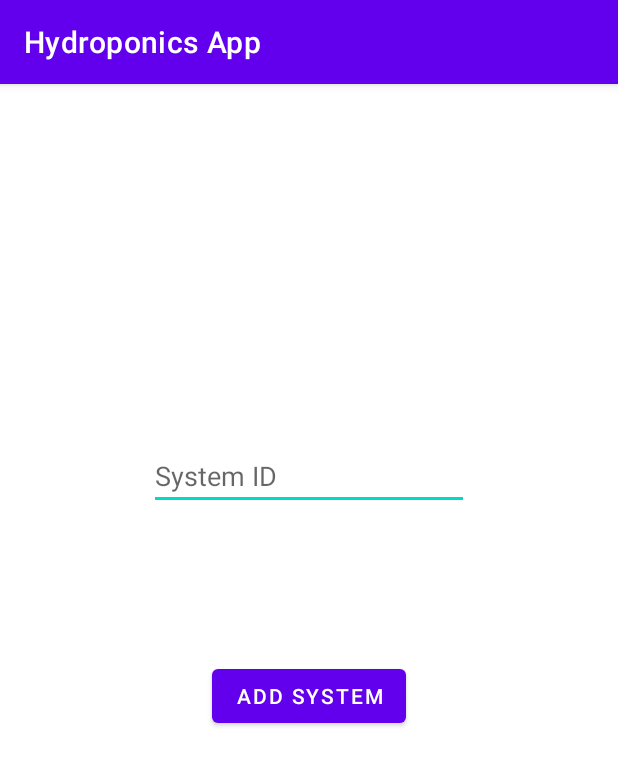
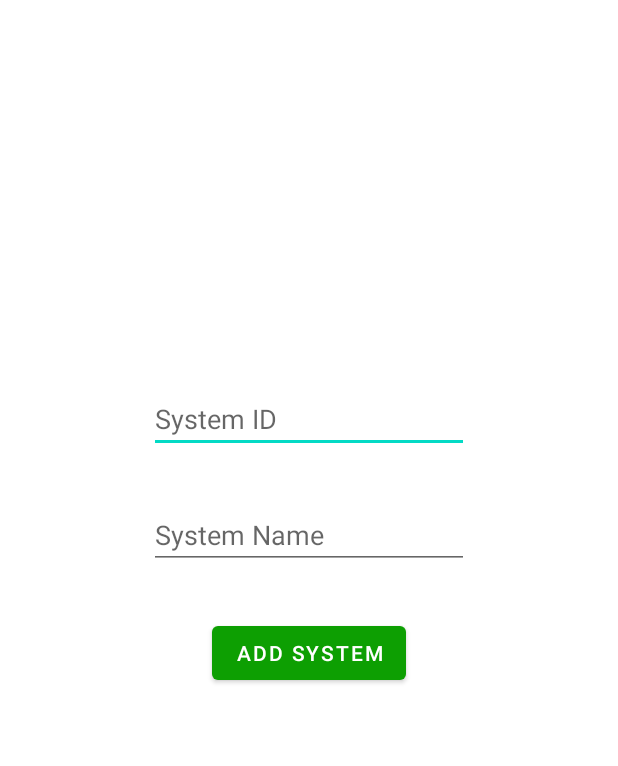
Before and after one commit to EvanY14/NextGen-Hydroponics-Indoor, an Android app: the AddSystemActivity screen opened directly, with no data from a screen before it, on a phone screen of 412 x 824 dp. Shown: the top 766 px of the screen. Run offline under Robolectric (Android 15) with nearby library versions, the phone set to English and light mode, and no system bars; our stand-ins replace Firebase (no records; nobody signed in at launch, a user with empty details on screens opened directly).

Commit message:
Updated color scheme and app icon
Changed colors from black and purple to green and white to fit the theme of the app better. Also changed the icon to the NextGen logo

```diff
--- a/HydroponicsApp/app/build.gradle
+++ b/HydroponicsApp/app/build.gradle
@@ -44,11 +44,14 @@ dependencies {
     androidTestImplementation 'androidx.test.espresso:espresso-core:3.2.0'
     // Import the BoM for the Firebase platform
     implementation platform('com.google.firebase:firebase-bom:26.0.0')
+    // Import the BoM for the Firebase platform
+    implementation platform('com.google.firebase:firebase-bom:26.1.0')
 
     // Declare the dependency for the Cloud Firestore library
     // When using the BoM, you don't specify versions in Firebase library dependencies
     implementation 'com.google.firebase:firebase-firestore'
     implementation 'com.google.firebase:firebase-analytics'
     implementation 'com.android.support:multidex:1.0.3'
+    implementation 'com.google.firebase:firebase-database'
 
 }
--- a/HydroponicsApp/app/src/main/AndroidManifest.xml
+++ b/HydroponicsApp/app/src/main/AndroidManifest.xml
@@ -4,9 +4,9 @@
 
     <application
         android:allowBackup="true"
-        android:icon="@mipmap/ic_launcher"
+        android:icon="@mipmap/nghydro_logo"
         android:label="@string/app_name"
-        android:roundIcon="@mipmap/ic_launcher_round"
+        android:roundIcon="@mipmap/nghydro_logo_round"
         android:supportsRtl="true"
         android:theme="@style/Theme.HydroponicsApp">
         <activity
--- a/HydroponicsApp/app/src/main/res/layout/add_system.xml
+++ b/HydroponicsApp/app/src/main/res/layout/add_system.xml
@@ -29,4 +29,16 @@
         app:layout_constraintStart_toStartOf="parent"
         app:layout_constraintTop_toBottomOf="@+id/systemID_et"
         app:layout_constraintVertical_bias="0.23000002" />
+
+    <EditText
+        android:id="@+id/systemName_et"
+        android:layout_width="wrap_content"
+        android:layout_height="wrap_content"
+        android:ems="10"
+        android:hint="System Name"
+        android:inputType="textPersonName"
+        app:layout_constraintBottom_toTopOf="@+id/addSystem_btn"
+        app:layout_constraintEnd_toEndOf="parent"
+        app:layout_constraintStart_toStartOf="parent"
+        app:layout_constraintTop_toBottomOf="@+id/systemID_et" />
 </androidx.constraintlayout.widget.ConstraintLayout>
--- a/HydroponicsApp/app/src/main/res/menu/bottom_nav_menu.xml
+++ b/HydroponicsApp/app/src/main/res/menu/bottom_nav_menu.xml
@@ -7,9 +7,9 @@
         android:title="@string/title_home" />
 
     <item
-        android:id="@+id/navigation_dashboard"
-        android:icon="@drawable/ic_dashboard_black_24dp"
-        android:title="@string/title_dashboard" />
+        android:id="@+id/navigation_settings"
+        android:icon="@android:drawable/ic_menu_preferences"
+        android:title="Settings" />
 
     <item
         android:id="@+id/navigation_notifications"
--- a/HydroponicsApp/app/src/main/res/navigation/mobile_navigation.xml
+++ b/HydroponicsApp/app/src/main/res/navigation/mobile_navigation.xml
@@ -12,7 +12,7 @@
         tools:layout="@layout/fragment_home" />
 
     <fragment
-        android:id="@+id/navigation_dashboard"
+        android:id="@+id/navigation_settings"
         android:name="com.example.hydroponicsapp.ui.dashboard.DashboardFragment"
         android:label="@string/title_dashboard"
         tools:layout="@layout/fragment_settings" />
--- a/HydroponicsApp/app/src/main/res/values-night/themes.xml
+++ b/HydroponicsApp/app/src/main/res/values-night/themes.xml
@@ -1,14 +1,14 @@
 <resources xmlns:tools="http://schemas.android.com/tools">
     <!-- Base application theme. -->
-    <style name="Theme.HydroponicsApp" parent="Theme.MaterialComponents.DayNight.DarkActionBar">
+    <style name="Theme.HydroponicsApp" parent="Theme.MaterialComponents.Light.NoActionBar">
         <!-- Primary brand color. -->
-        <item name="colorPrimary">@color/purple_200</item>
-        <item name="colorPrimaryVariant">@color/purple_700</item>
-        <item name="colorOnPrimary">@color/black</item>
+        <item name="colorPrimary">#229501</item>
+        <item name="colorPrimaryVariant">#5A9C48</item>
+        <item name="colorOnPrimary">@color/white</item>
         <!-- Secondary brand color. -->
         <item name="colorSecondary">@color/teal_200</item>
         <item name="colorSecondaryVariant">@color/teal_200</item>
-        <item name="colorOnSecondary">@color/black</item>
+        <item name="colorOnSecondary">@color/white</item>
         <!-- Status bar color. -->
         <item name="android:statusBarColor" tools:targetApi="l">?attr/colorPrimaryVariant</item>
         <!-- Customize your theme here. -->
--- a/HydroponicsApp/app/src/main/res/values/strings.xml
+++ b/HydroponicsApp/app/src/main/res/values/strings.xml
@@ -1,5 +1,5 @@
 <resources>
-    <string name="app_name">Hydroponics App</string>
+    <string name="app_name">NextGen Hydroponics</string>
     <string name="title_home">Home</string>
     <string name="title_dashboard">Dashboard</string>
     <string name="title_notifications">Notifications</string>
--- a/HydroponicsApp/app/src/main/res/values/themes.xml
+++ b/HydroponicsApp/app/src/main/res/values/themes.xml
@@ -1,14 +1,14 @@
 <resources xmlns:tools="http://schemas.android.com/tools">
     <!-- Base application theme. -->
-    <style name="Theme.HydroponicsApp" parent="Theme.MaterialComponents.DayNight.DarkActionBar">
+    <style name="Theme.HydroponicsApp" parent="Theme.MaterialComponents.Light.NoActionBar">
         <!-- Primary brand color. -->
-        <item name="colorPrimary">@color/purple_500</item>
-        <item name="colorPrimaryVariant">@color/purple_700</item>
+        <item name="colorPrimary">#0D9F02</item>
+        <item name="colorPrimaryVariant">#4D9339</item>
         <item name="colorOnPrimary">@color/white</item>
         <!-- Secondary brand color. -->
         <item name="colorSecondary">@color/teal_200</item>
         <item name="colorSecondaryVariant">@color/teal_700</item>
-        <item name="colorOnSecondary">@color/black</item>
+        <item name="colorOnSecondary">@color/white</item>
         <!-- Status bar color. -->
         <item name="android:statusBarColor" tools:targetApi="l">?attr/colorPrimaryVariant</item>
         <!-- Customize your theme here. -->
```
Also changed, not shown: HydroponicsApp/app/src/main/java/com/example/hydroponicsapp/AddSystemActivity.java (+59 -10 lines), HydroponicsApp/app/src/main/java/com/example/hydroponicsapp/MainActivity.java (+8 -16 lines), HydroponicsApp/app/src/main/java/com/example/hydroponicsapp/System.java (+15 -2 lines), HydroponicsApp/app/src/main/java/com/example/hydroponicsapp/ui/home/HomeFragment.java (+51 -30 lines), HydroponicsApp/app/src/main/res/layout/create_account.xml (+13 -0 lines), HydroponicsApp/app/src/main/res/layout/fragment_home.xml (+8 -0 lines).
